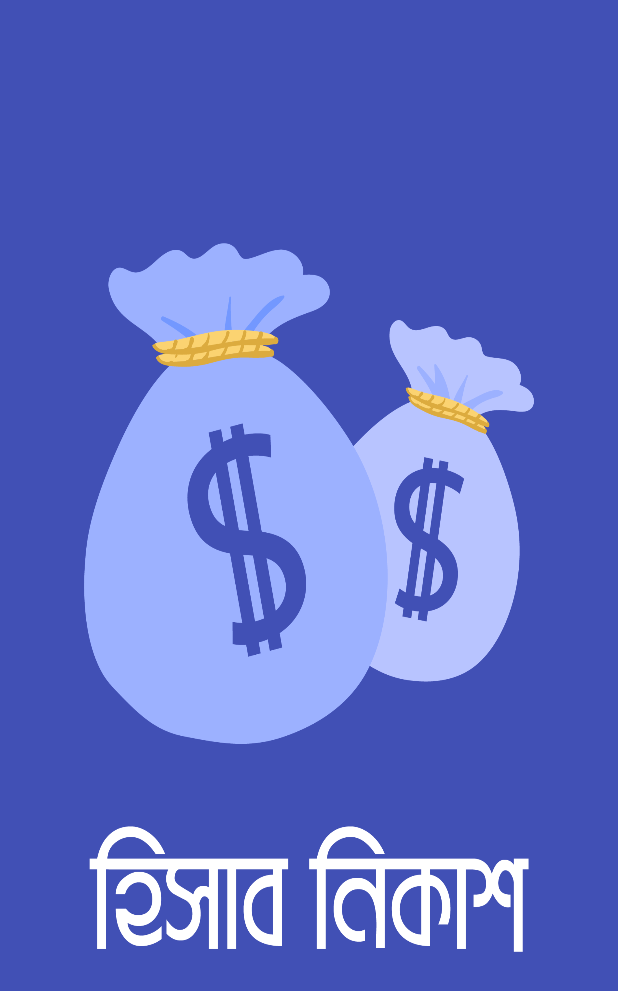
After one commit to mehedisunny/hishab-nikash, an Android app: the SplashActivity screen opened directly, with no data from a screen before it, on a phone screen of 412 x 824 dp. The commit adds this screen. Shown: the top 991 px of the screen. Run offline under Robolectric (Android 15) with nearby library versions, the phone set to English and light mode, and no system bars.

Commit message:
Splash screen added

```diff
--- /dev/null
+++ b/app/src/main/java/com/example/mehedi/hishabnikash/SplashActivity.java
@@ -0,0 +1,33 @@
+package com.example.mehedi.hishabnikash;
+
+import android.content.Intent;
+import android.os.Handler;
+import android.support.v7.app.ActionBar;
+import android.support.v7.app.AppCompatActivity;
+import android.os.Bundle;
+import android.view.Menu;
+import android.view.Window;
+import android.view.WindowManager;
+
+public class SplashActivity extends AppCompatActivity {
+
+    @Override
+    protected void onCreate(Bundle savedInstanceState) {
+        super.onCreate(savedInstanceState);
+        setContentView(R.layout.activity_splash);
+
+        ActionBar actionBar = getSupportActionBar();
+        actionBar.hide();
+
+        getWindow().setFlags(WindowManager.LayoutParams.FLAG_FULLSCREEN, 0);
+
+        int secondsDelayed = 2;
+        new Handler().postDelayed(new Runnable() {
+            public void run() {
+                startActivity(new Intent(SplashActivity.this, MainActivity.class));
+                finish();
+            }
+        }, secondsDelayed * 1000);
+    }
+
+}
--- a/app/src/main/res/layout/activity_credits.xml
+++ b/app/src/main/res/layout/activity_credits.xml
@@ -53,7 +53,7 @@
     <TextView
         android:layout_width="match_parent"
         android:layout_height="wrap_content"
-        android:text="Design"
+        android:text="@string/logo_credit_title"
         android:textStyle="bold"
         android:textSize="24sp"
         android:padding="10dp"
@@ -64,7 +64,7 @@
     <TextView
         android:layout_width="match_parent"
         android:layout_height="wrap_content"
-        android:text="Arifur Rahman"
+        android:text="@string/logo_credit"
         android:textStyle="bold"
         android:textSize="20sp"
         android:padding="10dp"
--- /dev/null
+++ b/app/src/main/res/layout/activity_splash.xml
@@ -0,0 +1,27 @@
+<?xml version="1.0" encoding="utf-8"?>
+<android.support.constraint.ConstraintLayout xmlns:android="http://schemas.android.com/apk/res/android"
+    xmlns:app="http://schemas.android.com/apk/res-auto"
+    xmlns:tools="http://schemas.android.com/tools"
+    android:layout_width="match_parent"
+    android:layout_height="match_parent"
+    tools:context=".SplashActivity"
+    android:background="#4150B5">
+
+    <LinearLayout
+        android:layout_width="match_parent"
+        android:layout_height="match_parent"
+        android:orientation="vertical"
+        android:gravity="center">
+
+        <ImageView
+            android:layout_width="300dp"
+            android:layout_height="500dp"
+            android:background="@drawable/splash"
+            android:layout_gravity="center"/>
+
+
+    </LinearLayout>
+
+
+
+</android.support.constraint.ConstraintLayout>
--- a/app/src/main/res/values/styles.xml
+++ b/app/src/main/res/values/styles.xml
@@ -9,4 +9,5 @@
     <style name="saving_plan_box">
 
     </style>
+
 </resources>
```
Also changed, not shown: app/src/main/AndroidManifest.xml (+9 -5 lines), app/src/main/java/com/example/mehedi/hishabnikash/MainActivity.java (+25 -0 lines), app/src/main/res/values/strings.xml (+7 -0 lines), app/src/main/res/drawable/splash.png (added).
